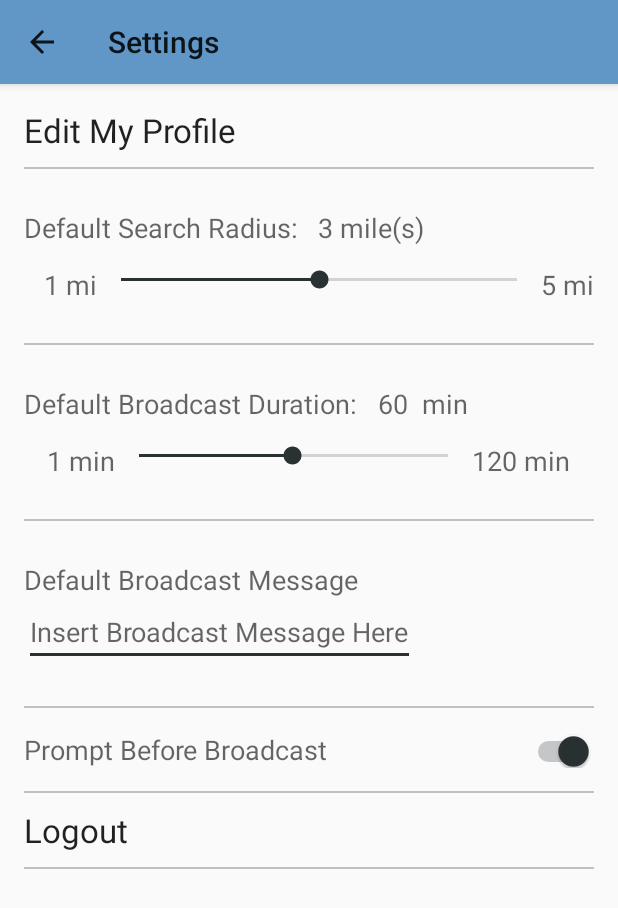
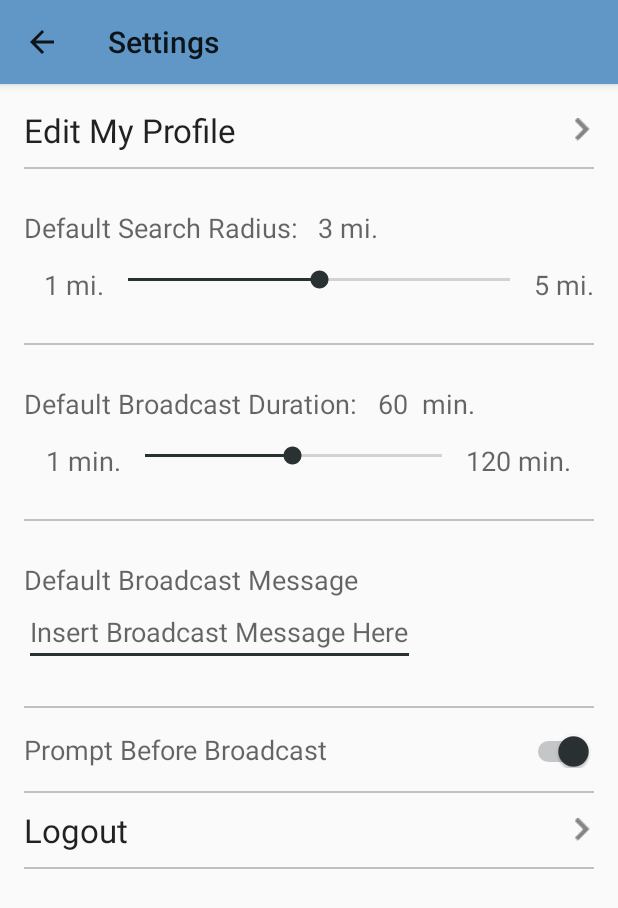
Before and after one commit to ChapmanCPSC/cpsc370-03, an Android app: the SettingsActivity screen opened directly, with no data from a screen before it, on a phone screen of 412 x 824 dp. Shown: the top 908 px of the screen. Run offline under Robolectric (Android 15) with nearby library versions, the phone set to English and light mode, and no system bars; libraries missing offline, so code that uses them is left out: com.parse.

Commit message:
changed up settings screen a little bit;added android 6.0+ permission check for location access;now only showing broadcast bar once location is found.

```diff
--- a/ASDPlaydate/app/src/main/java/edu/chapman/cpsc370/asdplaydate/activities/SettingsActivity.java
+++ b/ASDPlaydate/app/src/main/java/edu/chapman/cpsc370/asdplaydate/activities/SettingsActivity.java
@@ -32,13 +32,22 @@ public class SettingsActivity extends AppCompatActivity
     SessionManager sessionManager;
 
     EditText editMessage;
-    LinearLayout logoutLinearLayout, editProfileLinearLayout;
     SeekBar searchRadiusSeekBar, broadcastDurationSeekBar;
     TextView mileUpdateTextView, broadcastUpdateTextView;
     Switch promptBroadcast;
     int searchRadius, broadcastDuration;
     String broadcastMessage;
     boolean promptValue;
+    private CompoundButton.OnCheckedChangeListener onCheckedChangeListener = new CompoundButton.OnCheckedChangeListener()
+    {
+        @Override
+        public void onCheckedChanged(CompoundButton prompt, boolean isChecked)
+        {
+
+            promptValue = isChecked;
+
+        }
+    };
 
     @Override
     protected void onCreate(Bundle savedInstanceState)
@@ -49,8 +58,6 @@ public class SettingsActivity extends AppCompatActivity
         sessionManager = new SessionManager(getApplicationContext());
         this.getWindow().setSoftInputMode(WindowManager.LayoutParams.SOFT_INPUT_STATE_ALWAYS_HIDDEN);
 
-        logoutLinearLayout = (LinearLayout) findViewById(R.id.ll_logout);
-        editProfileLinearLayout = (LinearLayout) findViewById(R.id.ll_editProfile);
         searchRadiusSeekBar = (SeekBar) findViewById(R.id.seekBarSearchRadius);
         mileUpdateTextView = (TextView) findViewById(R.id.textViewMileUpdate);//for updating the text view for the broadcast duration
         broadcastDurationSeekBar = (SeekBar) findViewById(R.id.seekBarBroadcastDuration);
@@ -61,50 +68,6 @@ public class SettingsActivity extends AppCompatActivity
 
         getCurrentInfo();
 
-        //Click Listeners
-        logoutLinearLayout.setOnClickListener(new View.OnClickListener()
-        {
-            public void onClick(View v)
-            {
-
-                AlertDialog alertDialog = new AlertDialog.Builder(SettingsActivity.this)
-                        .setTitle(getString(R.string.logout_confirm))
-                        .setPositiveButton(getString(R.string.logout), new DialogInterface.OnClickListener()
-                        {
-                            @Override
-                            public void onClick(DialogInterface dialog, int which)
-                            {
-                                // Show progress dialog
-                                progressDialog = ProgressDialog.show(SettingsActivity.this, "Loading",
-                                        "Please wait...", true);
-
-                                // Attempt to log out
-                                ASDPlaydateUser.logOutInBackground(new UserLogOutCallback());
-                            }
-                        })
-                        .setNegativeButton(getString(R.string.cancel), new DialogInterface.OnClickListener()
-                        {
-                            @Override
-                            public void onClick(DialogInterface dialog, int which)
-                            {
-                                dialog.cancel();
-                            }
-                        })
-                        .create();
-                alertDialog.show();
-
-
-            }
-        });
-
-        editProfileLinearLayout.setOnClickListener(new View.OnClickListener()
-        {
-            public void onClick(View v)
-            {
-                Intent myIntent = new Intent(SettingsActivity.this, ProfileActivity.class);
-                SettingsActivity.this.startActivity(myIntent);
-            }
-        });
 
         searchRadiusSeekBar.setOnSeekBarChangeListener(new SeekBar.OnSeekBarChangeListener()//default seach radius seekbar
         {
@@ -147,16 +110,40 @@ public class SettingsActivity extends AppCompatActivity
         });
     }
 
-    private CompoundButton.OnCheckedChangeListener onCheckedChangeListener = new CompoundButton.OnCheckedChangeListener()
+    public void logout(View v)
     {
-        @Override
-        public void onCheckedChanged(CompoundButton prompt, boolean isChecked)
-        {
+        AlertDialog alertDialog = new AlertDialog.Builder(SettingsActivity.this)
+                .setTitle(getString(R.string.logout_confirm))
+                .setPositiveButton(getString(R.string.logout), new DialogInterface.OnClickListener()
+                {
+                    @Override
+                    public void onClick(DialogInterface dialog, int which)
+                    {
+                        // Show progress dialog
+                        progressDialog = ProgressDialog.show(SettingsActivity.this, "Loading",
+                                "Please wait...", true);
 
-            promptValue = isChecked;
+                        // Attempt to log out
+                        ASDPlaydateUser.logOutInBackground(new UserLogOutCallback());
+                    }
+                })
+                .setNegativeButton(getString(R.string.cancel), new DialogInterface.OnClickListener()
+                {
+                    @Override
+                    public void onClick(DialogInterface dialog, int which)
+                    {
+                        dialog.cancel();
+                    }
+                })
+                .create();
+        alertDialog.show();
+    }
 
-        }
-    };
+    public void editProfile(View v)
+    {
+        Intent myIntent = new Intent(SettingsActivity.this, ProfileActivity.class);
+        SettingsActivity.this.startActivity(myIntent);
+    }
 
     public void getCurrentInfo()
     {
--- a/ASDPlaydate/app/src/main/res/layout/activity_settings.xml
+++ b/ASDPlaydate/app/src/main/res/layout/activity_settings.xml
@@ -15,12 +15,13 @@
         android:layout_alignParentTop="true"
         android:layout_alignParentStart="true">
 
-        <LinearLayout
+        <RelativeLayout
             android:orientation="horizontal"
             android:layout_width="match_parent"
             android:layout_height="wrap_content"
             android:clickable="true"
-            android:paddingBottom="10dp"
+            android:onClick="editProfile"
+            android:layout_marginBottom="10dp"
             android:id="@+id/ll_editProfile">
 
             <TextView
@@ -28,9 +29,18 @@
                 android:layout_height="wrap_content"
                 android:textAppearance="?android:attr/textAppearanceLarge"
                 android:text="Edit My Profile"
+                android:layout_centerVertical="true"
                 android:id="@+id/textViewEditProfile"
-                android:layout_gravity="left|center_horizontal"/>
-        </LinearLayout>
+                android:layout_alignParentLeft="true"/>
+
+            <ImageView
+                android:layout_width="15dp"
+                android:layout_height="15dp"
+                android:src="@drawable/gray_right_arrow"
+                android:layout_centerVertical="true"
+                android:layout_alignParentRight="true"/>
+
+        </RelativeLayout>
 
         <View
             android:layout_width="fill_parent"
@@ -73,7 +83,7 @@
                     android:layout_height="wrap_content"
                     android:textAppearance="?android:attr/textAppearanceMedium"
                     android:id="@+id/textViewMileUpdate"
-                    android:text="3 mile"/>
+                    android:text="3 mi."/>
 
             </LinearLayout>
 
@@ -166,7 +176,7 @@
                     android:layout_height="wrap_content"
                     android:textAppearance="?android:attr/textAppearanceMedium"
                     android:id="@+id/textViewDurationUpdate"
-                    android:text="60 min"/>
+                    android:text="60 min."/>
 
             </LinearLayout>
 
@@ -291,7 +301,8 @@
             android:layout_height="1dp"
             android:background="#c0c0c0"/>
 
-        <LinearLayout
+        <RelativeLayout
+            android:onClick="logout"
             android:orientation="horizontal"
             android:layout_width="match_parent"
             android:layout_height="wrap_content"
@@ -306,8 +317,17 @@
                 android:textAppearance="?android:attr/textAppearanceLarge"
                 android:text="Logout"
                 android:id="@+id/textViewLogout"
-                android:layout_gravity="left|center_horizontal"/>
-        </LinearLayout>
+                android:layout_alignParentLeft="true"
+                android:layout_centerVertical="true"/>
+
+            <ImageView
+                android:layout_width="15dp"
+                android:layout_height="15dp"
+                android:src="@drawable/gray_right_arrow"
+                android:layout_centerVertical="true"
+                android:layout_alignParentRight="true"/>
+
+        </RelativeLayout>
 
         <View
             android:layout_width="fill_parent"
--- a/ASDPlaydate/app/src/main/res/layout/fragment_map.xml
+++ b/ASDPlaydate/app/src/main/res/layout/fragment_map.xml
@@ -30,16 +30,19 @@
         android:background="@color/color_primary_blue"
         android:paddingTop="20dp"
         android:paddingBottom="20dp"
+        android:visibility="gone"
         android:gravity="center_horizontal">
 
         <TextView
             android:id="@+id/tv_broadcast_bar"
             android:layout_width="wrap_content"
             android:layout_height="wrap_content"
+            android:gravity="center_horizontal"
+            android:layout_marginLeft="20dp"
             android:layout_gravity="center_vertical|left"
-            android:layout_marginLeft="10dp"
             android:singleLine="false"
             android:text="@string/broadcast_text"
+            android:layout_marginRight="10dp"
             android:textSize="17sp"/>
 
         <android.support.design.widget.FloatingActionButton
--- a/ASDPlaydate/app/src/main/res/values/strings.xml
+++ b/ASDPlaydate/app/src/main/res/values/strings.xml
@@ -15,7 +15,7 @@
     <string name="dont_ask">Don\'t ask me again</string>
     <string name="go">GO</string>
     <string name="optional_message">Optional message</string>
-    <string name="broadcast_text">If you want to see results near you, \nbroadcast your location here</string>
+    <string name="broadcast_text">Broadcast your location here\nto see results near you</string>
     <string name="broadcast">Broadcast</string>
     <string name="ask_to_chat">Ask to Chat</string>
     <string name="list">LIST</string>
@@ -36,20 +36,20 @@
     <string name="parse_client_key">rmYCT6zp2IvmnggeIr9PmlckyEYy1RrPQMNGFVA1</string>
     <string name="view_profile_dialog_title">User Profile</string>
     <string name="button_ok">OK</string>
-    <string name="duration_min">1 min</string>
-    <string name="duration_max">120 min</string>
+    <string name="duration_min">1 min.</string>
+    <string name="duration_max">120 min.</string>
     <string name="title_activity_settings_v2">Settings</string>
     <string name="title_activity_profile_activity_v2">Profile</string>
-    <string name="minutes">\u0020min</string>
-    <string name="miles">mile(s)</string>
+    <string name="minutes">\u0020min.</string>
+    <string name="miles">mi.</string>
     <string name="female">FEMALE</string>
     <string name="male">MALE</string>
     <string name="logout_confirm">Are you sure you want to log out?</string>
     <string name="logout">Log Out</string>
     <string name="cancel">Cancel</string>
     <string name="edit_broadcast_message">Insert Broadcast Message Here</string>
-    <string name="distance_min">1 mi</string>
-    <string name="distance_max">5 mi</string>
+    <string name="distance_min">1 mi.</string>
+    <string name="distance_max">5 mi.</string>
     <string name="missing_parent_first">Please enter your first name.</string>
     <string name="missing_parent_last">Please enter your last name.</string>
     <string name="missing_child_name">Please enter your child\'s name.</string>
@@ -60,4 +60,5 @@
     <string name="incorrect_passwords">Passwords do not match. Try again.</string>
     <string name="updated_profile">Your profile info was successfully updated.</string>
     <string name="tap_twice_send_chat">Tap twice to send a chat request</string>
+    <string name="location_permission_needed"><![CDATA[Location permission needed. Open Android settings -> ASD Playdate -> Permissions to enable.]]></string>
 </resources>
```
Also changed, not shown: ASDPlaydate/app/src/main/java/edu/chapman/cpsc370/asdplaydate/fragments/FindFragment.java (+64 -9 lines), ASDPlaydate/app/src/main/res/drawable-xxhdpi/gray_right_arrow.png (added).
